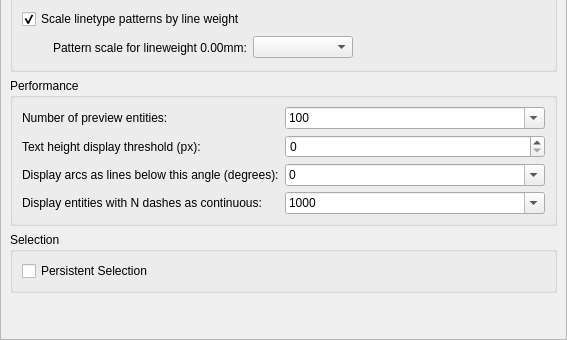
Above: scripts/Edit/AppPreferences/GraphicsViewPreferences/PreferencesPage.ui from qcad/qcad before the change; both pictures show x 0 to 567 and y 424 to 764 of the 567 by 764 pixel window. Below: the same form after it.
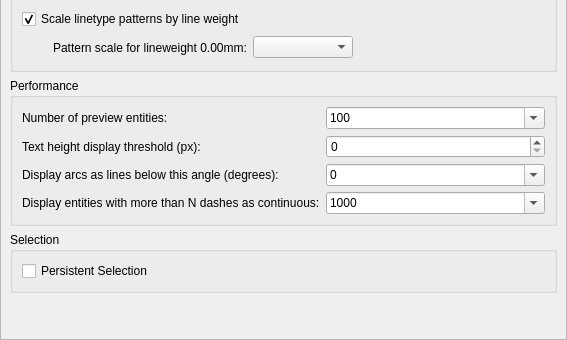
That is the form after the change. Custom widgets are drawn as their Qt base class.

```diff
--- a/scripts/Edit/AppPreferences/GraphicsViewPreferences/PreferencesPage.ui
+++ b/scripts/Edit/AppPreferences/GraphicsViewPreferences/PreferencesPage.ui
@@ -464,7 +464,7 @@
        <item row="3" column="0">
         <widget class="QLabel" name="label_6">
          <property name="text">
-          <string>Display entities with N dashes as continuous:</string>
+          <string>Display entities with more than N dashes as continuous:</string>
          </property>
         </widget>
        </item>
```
